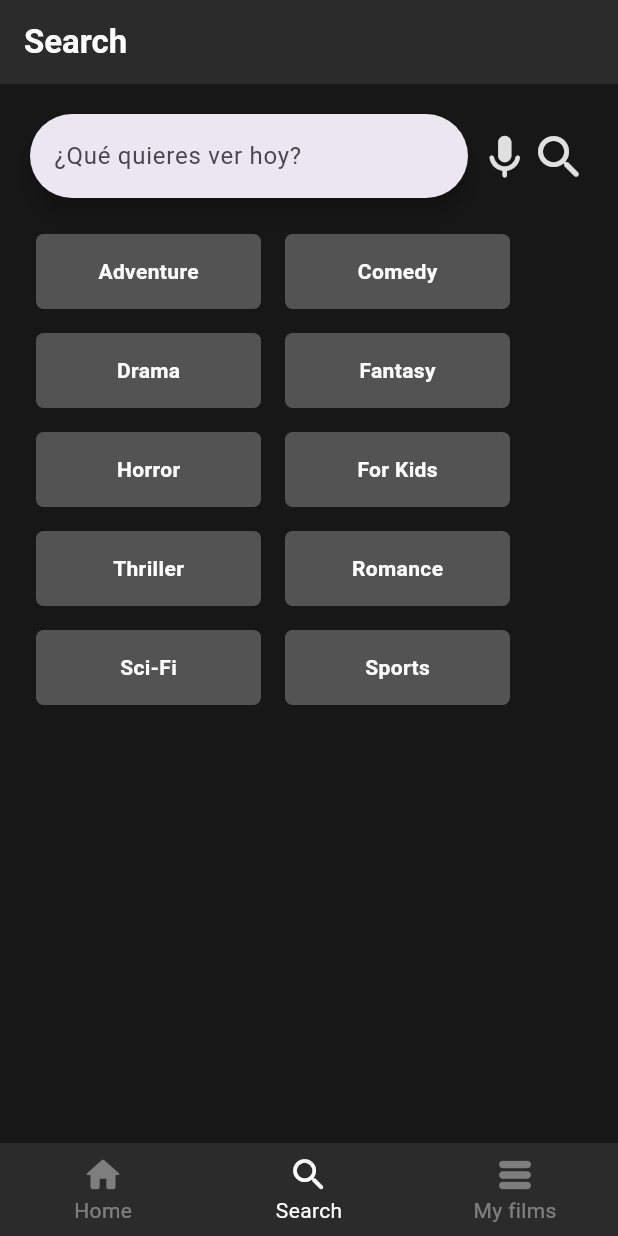
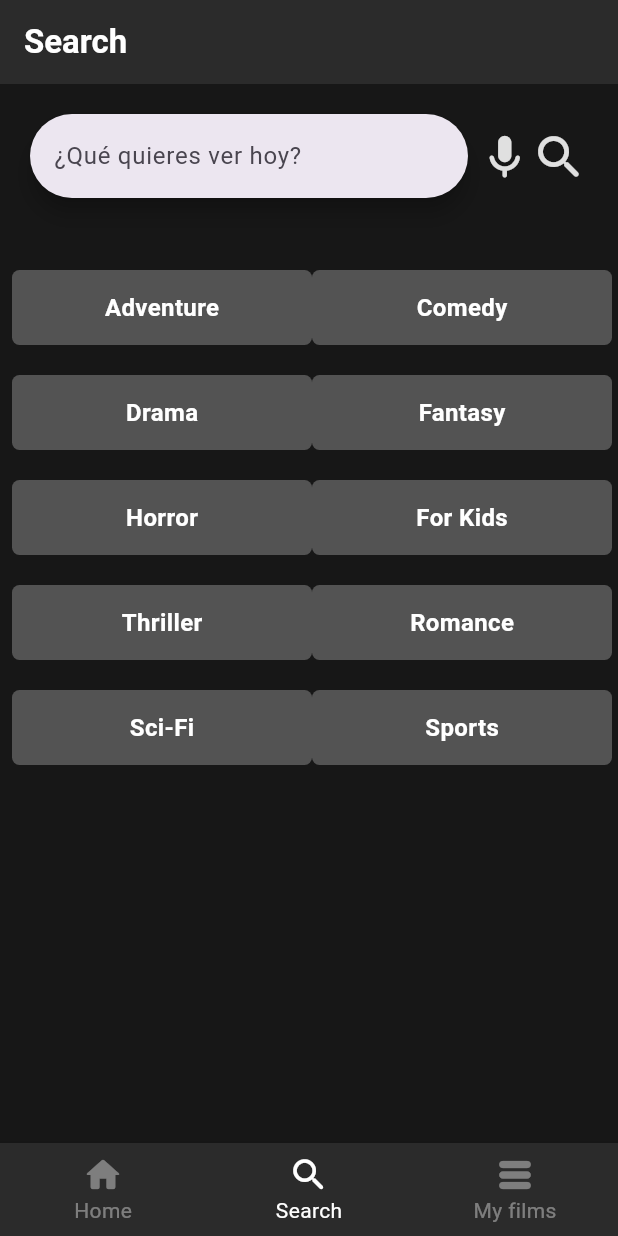
Before and after one commit to Neffyer/Flutter_App, a Flutter app: the screen it shows after launch, item 2 of the bottom bar chosen, on a phone screen of 412 x 824 dp. Run offline on Flutter 3.47's test engine with Material 3 defaults, Android fonts, the phone set to English and light mode, and no system bars; network calls fail.

Commit message:
minor additions

```diff
--- a/proyecto_flutter/lib/main.dart
+++ b/proyecto_flutter/lib/main.dart
@@ -1,6 +1,5 @@
 import 'package:flutter/material.dart';
 import 'package:proyecto_flutter/screen/film_details_screen.dart';
-import 'package:proyecto_flutter/screen/list_screen.dart';
 import 'package:proyecto_flutter/screen/screen_base.dart';
 
 
--- a/proyecto_flutter/lib/screen/film_details_screen.dart
+++ b/proyecto_flutter/lib/screen/film_details_screen.dart
@@ -1,8 +1,6 @@
 import 'package:flutter/material.dart';
 import 'package:proyecto_flutter/widgets/film_details_screen_widgets/buttons_bio.dart';
 import 'package:proyecto_flutter/widgets/film_details_screen_widgets/film_summary.dart';
-import 'package:proyecto_flutter/api/film_api.dart';
-import 'package:proyecto_flutter/models/film_class.dart';
 import 'package:proyecto_flutter/widgets/film_details_screen_widgets/image_section.dart';
 import 'package:proyecto_flutter/widgets/film_details_screen_widgets/title_container.dart';
 
@@ -22,7 +20,7 @@ class FilmDetailsScreen extends StatelessWidget {
         body: SizedBox(
           child: Column(
             children: [
-              Image_Section(),
+              ImageSection(),
               TitleContainer(),
               BioButtons(),
               FilmSummary(),
--- a/proyecto_flutter/lib/screen/screen_base.dart
+++ b/proyecto_flutter/lib/screen/screen_base.dart
@@ -17,7 +17,7 @@ class ScreenBaseState extends State<ScreenBase> {
   final List<Widget> _screens = [
     const ListScreen(),
     const SearchScreen(),
-    const Library_Screen(),
+    const LibraryScreen(),
   ];
 
   final Map<int, String> upBarName = {
--- a/proyecto_flutter/lib/screen/search_screen.dart
+++ b/proyecto_flutter/lib/screen/search_screen.dart
@@ -1,5 +1,4 @@
 import 'package:flutter/material.dart';
-import 'package:proyecto_flutter/widgets/home_screen_widgets/home_top_section.dart';
 import 'package:proyecto_flutter/widgets/search_screen_widgets/genres_section.dart';
 import 'package:proyecto_flutter/widgets/search_screen_widgets/search_section.dart';
 
--- a/proyecto_flutter/lib/widgets/cositas.dart
+++ b/proyecto_flutter/lib/widgets/cositas.dart
@@ -1,14 +1,11 @@
 import 'package:flutter/material.dart';
-import 'package:proyecto_flutter/api/film_api.dart';
-import 'package:proyecto_flutter/models/film_class.dart';
-import 'package:proyecto_flutter/widgets/home_screen_widgets/film_class_item.dart';
 
 class Cositas extends StatelessWidget {
   const Cositas({super.key});
 
   @override
   Widget build(BuildContext context) {
-    return  Row(
+    return  const Row(
       //SE PETA AL CARGAR LA API DOS VECES
       // children: [
       //   const SizedBox(height: 20),
--- a/proyecto_flutter/lib/widgets/film_details_screen_widgets/film_summary.dart
+++ b/proyecto_flutter/lib/widgets/film_details_screen_widgets/film_summary.dart
@@ -1,5 +1,4 @@
 import 'package:flutter/material.dart';
-import 'package:proyecto_flutter/models/film_class.dart';
 
 class FilmSummary extends StatelessWidget {
   const FilmSummary({super.key,
--- a/proyecto_flutter/lib/widgets/search_screen_widgets/genres_section.dart
+++ b/proyecto_flutter/lib/widgets/search_screen_widgets/genres_section.dart
@@ -5,8 +5,8 @@ class SearchingGenres extends StatelessWidget {
 
   @override
   Widget build(BuildContext context) {
-    return Padding(
-      padding: const EdgeInsets.all(8.0),
+    return const Padding(
+      padding: EdgeInsets.only(top: 20.0),
       child: Column(
         children: [
           ROwOfGenres(
@@ -42,13 +42,14 @@ class ROwOfGenres extends StatelessWidget {
 
   @override
   Widget build(BuildContext context) {
-    return Row(
-      children: [
-        Padding(
-          padding: const EdgeInsets.all(8.0),
-          child: Container(
+    return Padding(
+      padding: const EdgeInsets.only(top: 20.0),
+      child: Row(
+        mainAxisAlignment: MainAxisAlignment.spaceEvenly,
+        children: [
+          Container(
             height: 50,
-            width: 150,
+            width: 200,
             decoration: BoxDecoration(
               color: const Color.fromARGB(255, 83, 83, 83),
               borderRadius: BorderRadius.circular(5),
@@ -60,16 +61,14 @@ class ROwOfGenres extends StatelessWidget {
                 style: const TextStyle(
                   color: Colors.white,
                   fontWeight: FontWeight.bold,
+                  fontSize: 16,
                 ),
               ),
             ),
           ),
-        ),
-        Padding(
-          padding: const EdgeInsets.all(8.0),
-          child: Container(
+          Container(
             height: 50,
-            width: 150,
+            width: 200,
             decoration: BoxDecoration(
               color: const Color.fromARGB(255, 83, 83, 83),
               borderRadius: BorderRadius.circular(5),
@@ -81,12 +80,13 @@ class ROwOfGenres extends StatelessWidget {
                 style: const TextStyle(
                   color: Colors.white,
                   fontWeight: FontWeight.bold,
+                  fontSize: 16,
                 ),
               ),
             ),
-          ),
-        )
-      ],
+          )
+        ],
+      ),
     );
   }
 }
```
Also changed, not shown: proyecto_flutter/lib/screen/library_screen.dart (+39 -5 lines), proyecto_flutter/lib/widgets/film_details_screen_widgets/image_section.dart (+2 -5 lines), proyecto_flutter/lib/widgets/home_screen_widgets/home_top_section.dart (+14 -13 lines), proyecto_flutter/lib/widgets/library_screen_widgets/downloads_section.dart (+0 -20 lines), proyecto_flutter/lib/widgets/library_screen_widgets/library_images.dart (added, +21 -0 lines), proyecto_flutter/lib/widgets/library_screen_widgets/logout.dart (added, +29 -0 lines).
